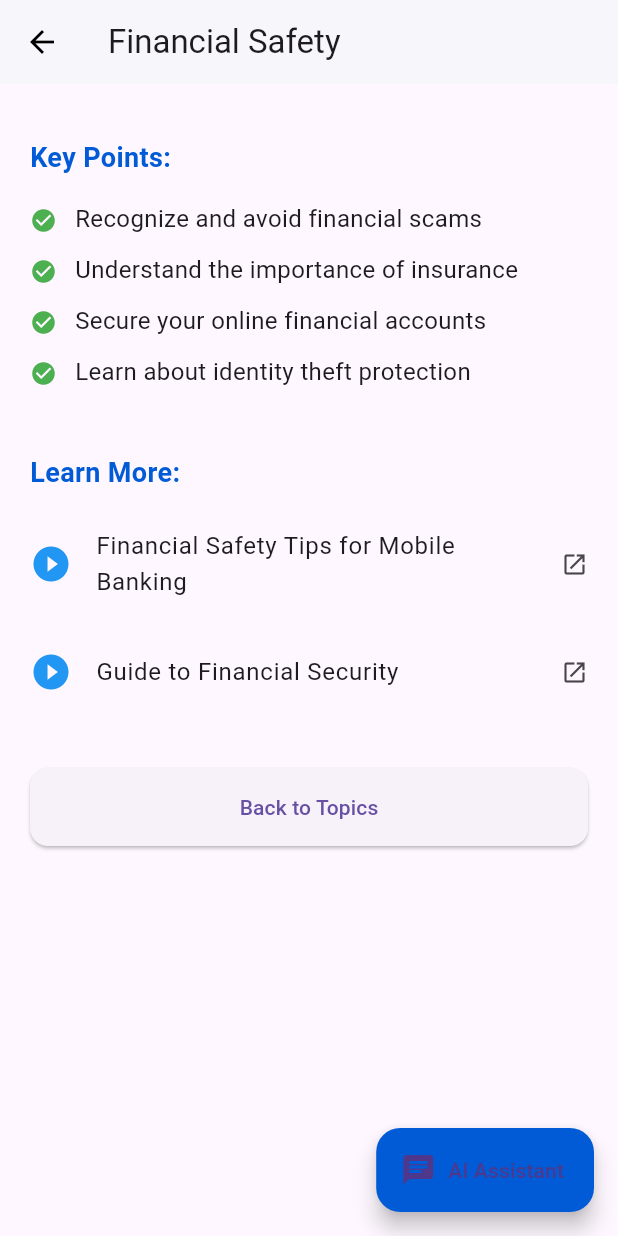
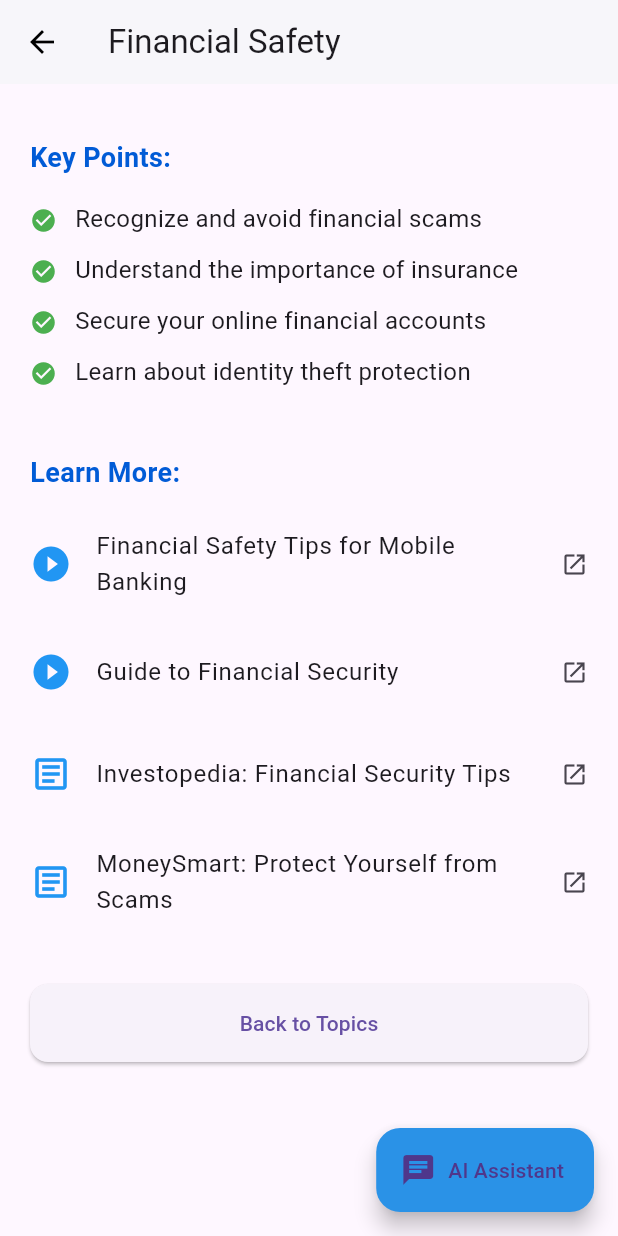
Before and after one commit to ngohainnam/Finney-Financial-Management-App, a Flutter app: the Learn screen opened directly, after a tap on "Financial Safety", on a phone screen of 412 x 824 dp. Run offline on Flutter 3.47's test engine with Material 3 defaults, Android fonts, the phone set to English and light mode, and no system bars; our stand-ins replace cloud_firestore, dash_chat_2, firebase_auth, firebase_core, fl_chart, flutter_gemini and 7 more; accounts and stored records are empty; generated files the repository leaves out were written again; Roboto replaces fonts that are missing (Poppins).

Commit message:
Fix lear pg

```diff
--- a/lib/pages/3-dashboard/transaction/add_saving/add_edit_goal_page.dart
+++ b/lib/pages/3-dashboard/transaction/add_saving/add_edit_goal_page.dart
@@ -9,14 +9,14 @@ class AddEditGoalPage extends StatefulWidget {
   final VoidCallback? onGoalDeleted;
 
   const AddEditGoalPage({
-    Key? key,
+    super.key,
     this.existingGoal,
     this.onGoalSaved,
     this.onGoalDeleted,
-  }) : super(key: key);
+  });
 
   @override
-  _AddEditGoalPageState createState() => _AddEditGoalPageState();
+  State<AddEditGoalPage> createState() => _AddEditGoalPageState();
 }
 
 class _AddEditGoalPageState extends State<AddEditGoalPage> {
--- a/lib/pages/3-dashboard/transaction/add_saving/saving_goal_page.dart
+++ b/lib/pages/3-dashboard/transaction/add_saving/saving_goal_page.dart
@@ -14,10 +14,10 @@ class SavingGoalPage extends StatefulWidget {
   const SavingGoalPage({super.key});
 
   @override
-  _SavingGoalPageState createState() => _SavingGoalPageState();
+  SavingGoalPageState createState() => SavingGoalPageState();
 }
 
-class _SavingGoalPageState extends State<SavingGoalPage> {
+class SavingGoalPageState extends State<SavingGoalPage> {
   final SavingGoalService _goalService = SavingGoalService();
 
   void _showSuccessMessage(String message) {
--- a/lib/pages/5-learn/learn.dart
+++ b/lib/pages/5-learn/learn.dart
@@ -110,7 +110,7 @@ class Learn extends StatelessWidget {
               Container(
                 padding: const EdgeInsets.all(12),
                 decoration: BoxDecoration(
-                  color: color.withOpacity(0.1),
+                  color: color.withAlpha(26),
                   shape: BoxShape.circle,
                 ),
                 child: Icon(icon, color: color, size: 28),
@@ -164,8 +164,14 @@ class Learn extends StatelessWidget {
                 ),
                 Resource(
                   type: ResourceType.article,
-                  title: "Journal: Personal Finance Basics",
+                  title: "Investopedia: Personal Finance Basics",
                   url: "https://www.investopedia.com/personal-finance-4427760",
+                ),
+                Resource(
+                  type: ResourceType.article,
+                  title: "Investopedia: Ultimate Guide to Financial Literacy",
+                  url:
+                      "https://www.investopedia.com/guide-to-financial-literacy-4800530",
                 ),
               ],
             ),
@@ -195,7 +201,7 @@ class Learn extends StatelessWidget {
 
                 Resource(
                   type: ResourceType.article,
-                  title: "Journal: NerdWallet: Budgeting 101",
+                  title: "NerdWallet: How to Budget Money",
                   url:
                       "https://www.nerdwallet.com/au/personal-finance/how-to-budget",
                 ),
@@ -221,8 +227,14 @@ class Learn extends StatelessWidget {
               resources: [
                 Resource(
                   type: ResourceType.video,
-                  title: "Investing basics by Prof Dave",
+                  title: "Investing basics by Professor Dave",
                   url: "https://youtu.be/qIw-yFC-HNU?si=xoqGmxGuv1jZzyHH",
+                ),
+                Resource(
+                  type: ResourceType.article,
+                  title: "Investopedia: Investing Basics",
+                  url:
+                      "https://www.investopedia.com/articles/basics/11/3-s-simple-investing.asp",
                 ),
               ],
             ),
@@ -253,6 +265,19 @@ class Learn extends StatelessWidget {
                   type: ResourceType.video,
                   title: "Guide to Financial Security",
                   url: "https://www.youtube.com/watch?v=3m3-lMdIlJw",
+                ),
+                Resource(
+                  type: ResourceType.article,
+                  title: "Investopedia: Financial Security Tips",
+                  url:
+                      "https://www.investopedia.com/articles/retirement/06/10secureretirementtips.asp",
+                ),
+
+                Resource(
+                  type: ResourceType.article,
+                  title: "MoneySmart: Protect Yourself from Scams",
+                  url:
+                      "https://moneysmart.gov.au/online-safety/protect-yourself-from-scams",
                 ),
               ],
             ),
@@ -420,7 +445,7 @@ class SectionDetailPage extends StatelessWidget {
         },
         icon: const Icon(Icons.chat),
         label: const Text('AI Assistant'),
-        backgroundColor: AppColors.primary,
+        backgroundColor: const Color.fromARGB(255, 42, 146, 231),
       ),
     );
   }
```
Also changed, not shown: lib/pages/3-dashboard/models/saving_goal_model.dart (+8 -14 lines), lib/pages/3-dashboard/transaction/widgets/transaction_item.dart (+12 -9 lines), lib/pages/5-learn/widgets/section_card.dart (deleted).
